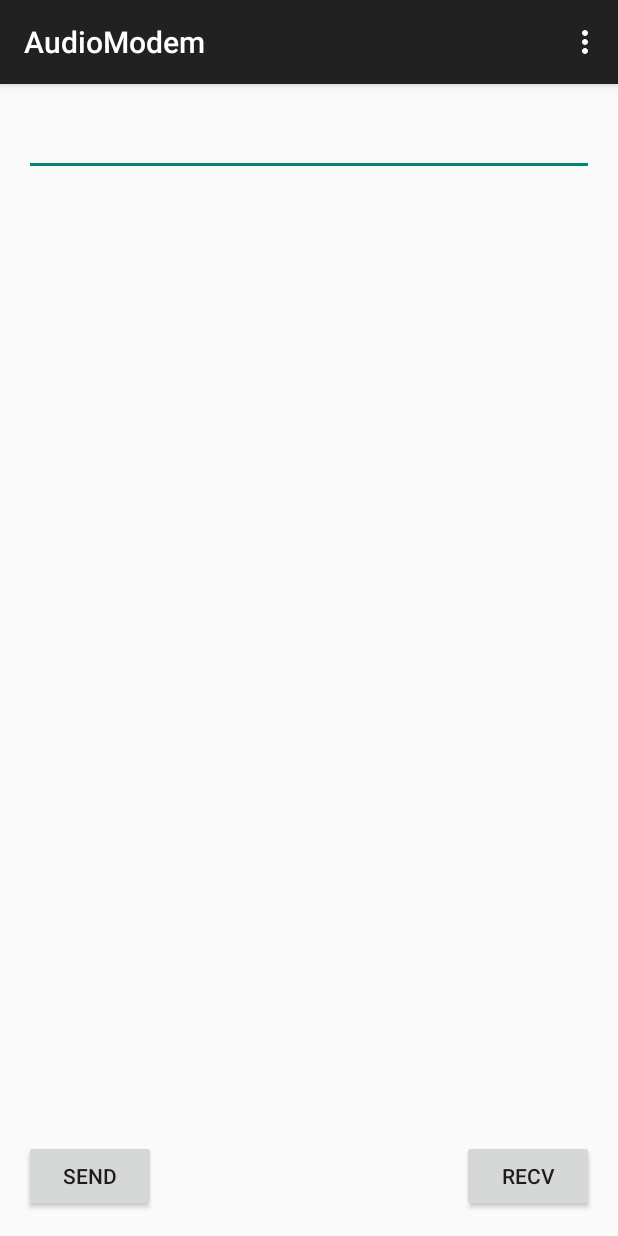
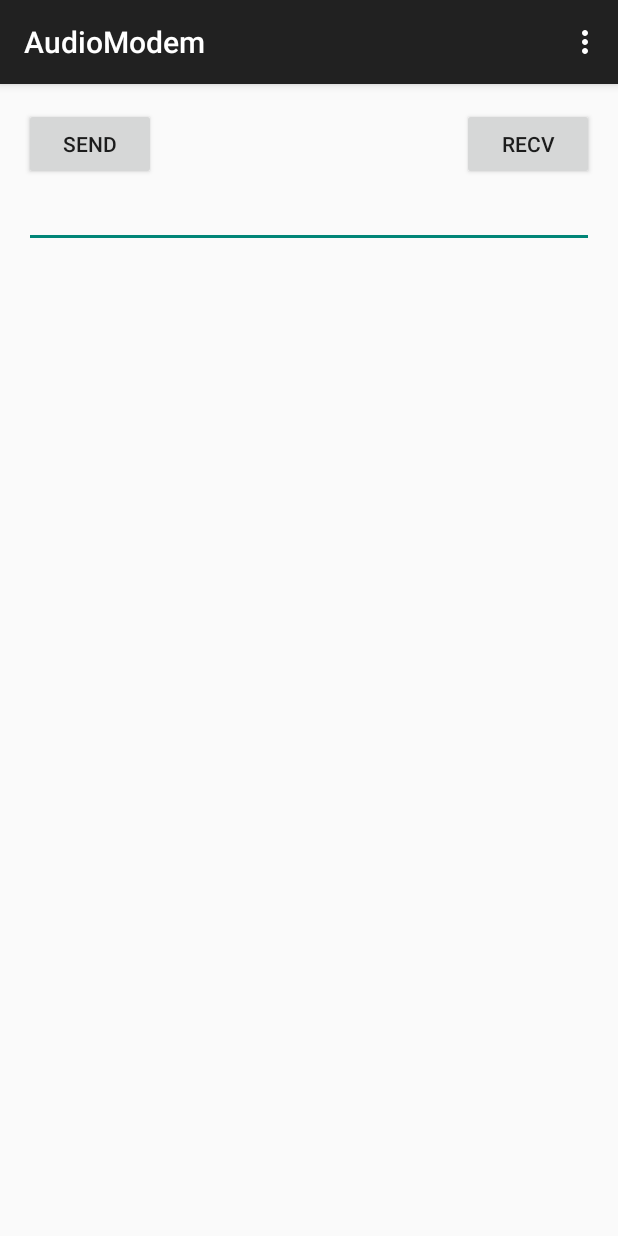
Before and after one commit to romanz/audiomodem-android, an Android app: the screen it shows after launch (MainActivity), on a phone screen of 412 x 824 dp. Run offline under Robolectric (Android 15) with nearby library versions, the phone set to English and light mode, and no system bars.

Commit message:
App: move buttons up and disable landscape

```diff
--- a/app/src/main/AndroidManifest.xml
+++ b/app/src/main/AndroidManifest.xml
@@ -12,7 +12,9 @@
         android:theme="@style/AppTheme" >
         <activity
             android:name=".MainActivity"
-            android:label="@string/app_name" >
+            android:label="@string/app_name"
+            android:screenOrientation="portrait"
+            >
             <intent-filter>
                 <action android:name="android.intent.action.MAIN" />
 
--- a/app/src/main/res/layout/activity_main.xml
+++ b/app/src/main/res/layout/activity_main.xml
@@ -10,20 +10,20 @@
         android:layout_height="wrap_content"
         android:text="Send"
         android:id="@+id/buttonSend"
-        android:layout_alignParentBottom="true"
+        android:onClick="onSend"
+        android:layout_alignParentTop="true"
         android:layout_alignParentLeft="true"
-        android:layout_alignParentStart="true"
-        android:onClick="onSend" />
+        android:layout_alignParentStart="true" />
 
     <Button
         android:layout_width="wrap_content"
         android:layout_height="wrap_content"
         android:text="Recv"
         android:id="@+id/buttonRecv"
-        android:layout_alignParentBottom="true"
+        android:onClick="onReceive"
+        android:layout_alignParentTop="true"
         android:layout_alignParentRight="true"
-        android:layout_alignParentEnd="true"
-        android:onClick="onReceive" />
+        android:layout_alignParentEnd="true" />
 
     <EditText
         android:layout_width="wrap_content"
@@ -31,10 +31,10 @@
         android:inputType="textMultiLine"
         android:ems="10"
         android:id="@+id/editText"
-        android:layout_alignParentTop="true"
         android:layout_alignParentLeft="true"
         android:layout_alignParentStart="true"
-        android:layout_alignRight="@+id/buttonRecv"
-        android:layout_alignEnd="@+id/buttonRecv" />
+        android:layout_alignParentRight="true"
+        android:layout_alignParentEnd="true"
+        android:layout_below="@+id/buttonSend" />
 
 </RelativeLayout>
```
